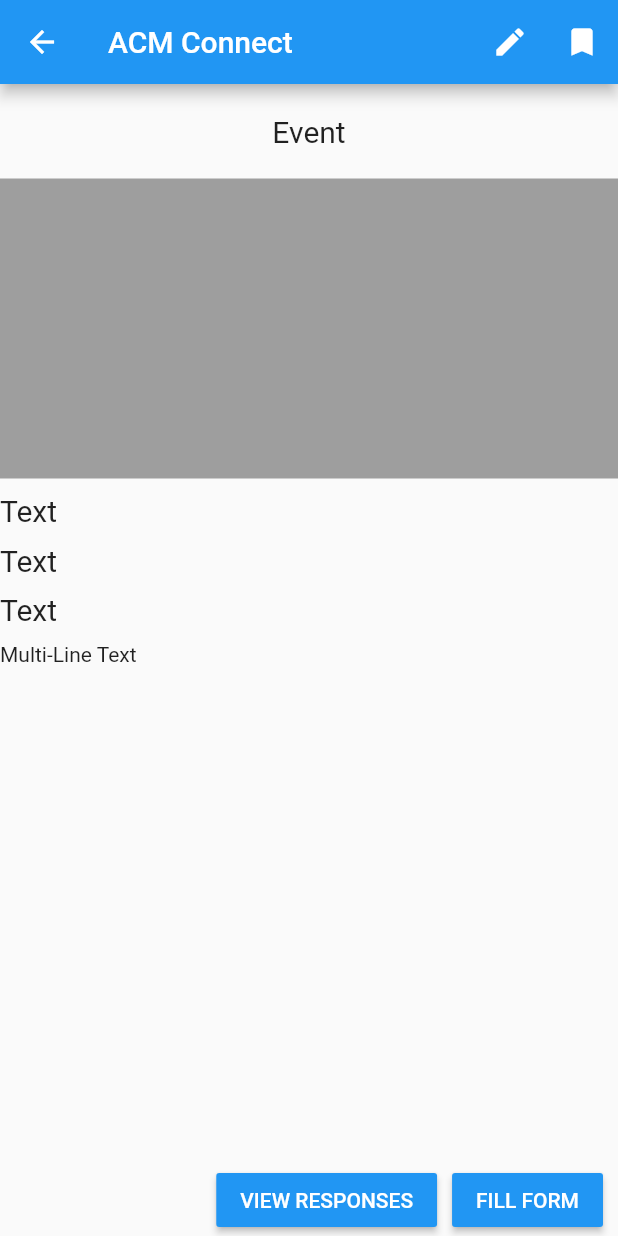
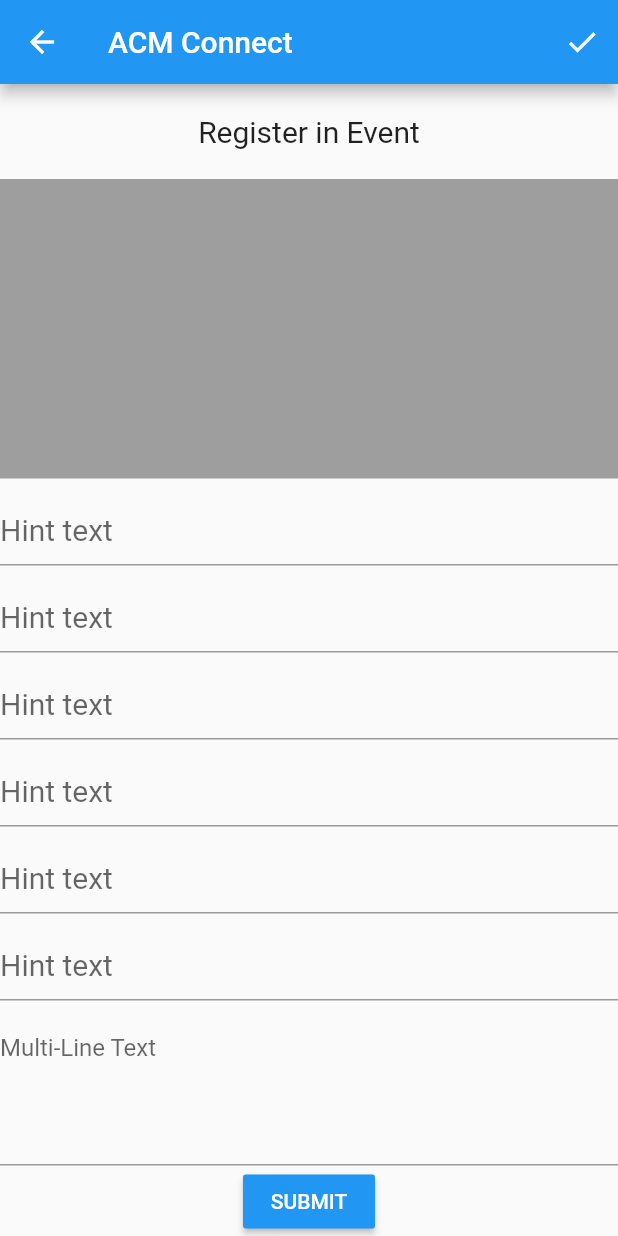
Before and after one commit to CykoDev/T-Connect, a Flutter app: the EventScreen screen opened by its route, after a tap on "FILL FORM", on a phone screen of 412 x 824 dp. Run offline on Flutter 3.47's test engine with Material 2 defaults, Android fonts, the phone set to English and light mode, and no system bars; network calls fail.

Commit message:
added form_fill_screen

```diff
--- a/lib/main.dart
+++ b/lib/main.dart
@@ -3,6 +3,7 @@
 import 'screens/users_screen.dart';
 import 'screens/event_edit_screen.dart';
 import 'screens/event_screen.dart';
+import 'screens/form_fill_screen.dart';
 
 void main() => runApp(MyApp());
 
@@ -30,6 +31,7 @@
         EventsScreen.routeName: (ctx) => EventsScreen(),
         EventEditScreen.routeName: (ctx) => EventEditScreen(),
         EventScreen.routeName: (ctx) => EventScreen(),
+        FormFillScreen.routeName: (ctx) => FormFillScreen(),
       },
     );
   }
--- a/lib/screens/event_screen.dart
+++ b/lib/screens/event_screen.dart
@@ -1,4 +1,6 @@
 import 'package:flutter/material.dart';
+
+import '../screens/form_fill_screen.dart';
 
 class EventScreen extends StatelessWidget {
   static String routeName = '/event';
@@ -91,7 +93,7 @@
                   width: 10,
                 ),
                 RaisedButton(
-                  onPressed: () {},
+                  onPressed: () => Navigator.of(context).pushNamed(FormFillScreen.routeName),
                   color: Colors.blue,
                   child: Text('FILL FORM'),
                   textColor: Colors.white,
--- /dev/null
+++ b/lib/screens/form_fill_screen.dart
@@ -0,0 +1,130 @@
+import 'package:flutter/material.dart';
+
+class FormFillScreen extends StatelessWidget {
+  static String routeName = '/formfill';
+
+  @override
+  Widget build(BuildContext context) {
+    return Scaffold(
+      appBar: AppBar(
+        title: Text('ACM Connect'),
+        actions: <Widget>[
+          IconButton(
+            icon: Icon(Icons.done),
+            onPressed: () {},
+          ),
+        ],
+      ),
+      body: Column(
+        children: <Widget>[
+          Container(
+            padding: EdgeInsets.all(20),
+            child: Text(
+              'Register in Event',
+              style: TextStyle(
+                fontSize: 20,
+              ),
+            ),
+          ),
+          Expanded(
+            child: Container(
+              child: ListView(
+                children: <Widget>[
+                  Container(
+                    padding: EdgeInsets.all(20),
+                    color: Colors.grey,
+                    height: 200,
+                  ),
+                  SizedBox(
+                    height: 10,
+                  ),
+                  TextField(
+                    decoration: InputDecoration(
+                      hintText: 'Hint text',
+                      hintStyle: TextStyle(
+                        fontSize: 20,
+                      ),
+                    ),
+                  ),
+                  SizedBox(
+                    height: 10,
+                  ),
+                  TextField(
+                    decoration: InputDecoration(
+                      hintText: 'Hint text',
+                      hintStyle: TextStyle(
+                        fontSize: 20,
+                      ),
+                    ),
+                  ),
+                  SizedBox(
+                    height: 10,
+                  ),
+                  TextField(
+                    decoration: InputDecoration(
+                      hintText: 'Hint text',
+                      hintStyle: TextStyle(
+                        fontSize: 20,
+                      ),
+                    ),
+                  ),
+                  SizedBox(
+                    height: 10,
+                  ),
+                  TextField(
+                    decoration: InputDecoration(
+                      hintText: 'Hint text',
+                      hintStyle: TextStyle(
+                        fontSize: 20,
+                      ),
+                    ),
+                  ),
+                  SizedBox(
+                    height: 10,
+                  ),
+                  TextField(
+                    decoration: InputDecoration(
+                      hintText: 'Hint text',
+                      hintStyle: TextStyle(
+                        fontSize: 20,
+                      ),
+                    ),
+                  ),
+                  SizedBox(
+                    height: 10,
+                  ),
+                  TextField(
+                    decoration: InputDecoration(
+                      hintText: 'Hint text',
+                      hintStyle: TextStyle(
+                        fontSize: 20,
+                      ),
+                    ),
+                  ),
+                  SizedBox(
+                    height: 10,
+                  ),
+                  TextField(
+                    decoration: InputDecoration(
+                      hintText: 'Multi-Line Text',
+                    ),
+                    keyboardType: TextInputType.multiline,
+                    maxLines: 4,
+                  ),
+                  Center(
+                    child: RaisedButton(
+                      onPressed: () {},
+                      color: Colors.blue,
+                      child: Text('SUBMIT'),
+                      textColor: Colors.white,
+                    ),
+                  ),
+                ],
+              ),
+            ),
+          ),
+        ],
+      ),
+    );
+  }
+}
```
